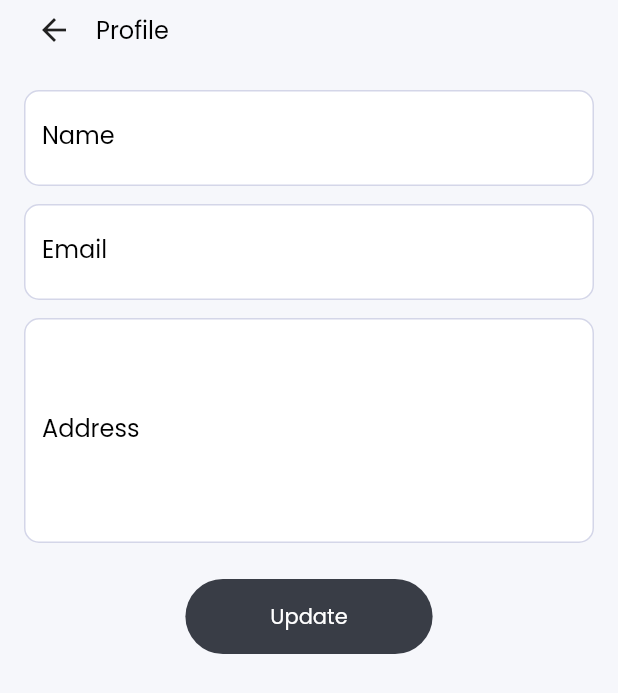
After one commit to 22shubh22/shopAt, a Flutter app: the ProfilePage screen opened directly, on a phone screen of 412 x 824 dp. The commit adds this screen. Shown: the top 693 px of the screen. Run offline on Flutter 3.47's test engine with Material 2 defaults, Android fonts, the light colour scheme and no system bars; our stand-ins replace bot_toast, cloud_firestore, dotted_border, firebase_auth, firebase_core, google_fonts; accounts and stored records are empty; network calls fail.

Commit message:
Wishlist and update profile features

```diff
--- a/lib/firebase_repository/src/firestore_service.dart
+++ b/lib/firebase_repository/src/firestore_service.dart
@@ -135,4 +135,39 @@ class FirestoreService {
     }
     return wishList;
   }
+
+  getProfileDetails() async {
+    String phoneNumber = AuthService().getPhoneNumber() ?? "";
+    var data = await _instance.collection('users').doc(phoneNumber).get();
+    String name = data.data()?['name'];
+    String email = data.data()?['email'];
+    String address = data.data()?['address'];
+    return {
+      'name': name,
+      'email': email,
+      'address': address,
+    };
+  }
+
+  updateProfileDetails({
+    required String name,
+    required String email,
+    required String address,
+  }) async {
+    String phoneNumber = AuthService().getPhoneNumber() ?? "";
+    try {
+      await _instance.collection('users').doc(phoneNumber).update({
+        'name': name,
+        'email': email,
+        'address': address,
+      });
+      print("Profile details updated");
+
+      BotToast.showText(text: "Profile details updated");
+    } catch (e) {
+      print("error while updating profile : $e");
+
+      BotToast.showText(text: "Cannot update your details");
+    }
+  }
 }
--- a/lib/screens/description_page.dart
+++ b/lib/screens/description_page.dart
@@ -82,7 +82,9 @@ class _DescriptionPageState extends State<DescriptionPage> {
         ),
         body: _isLoading
             ? Center(
-                child: CircularProgressIndicator(),
+                child: CircularProgressIndicator(
+                  valueColor: new AlwaysStoppedAnimation<Color>(Colors.black),
+                ),
               )
             : Stack(
                 children: [
--- /dev/null
+++ b/lib/screens/profile.dart
@@ -0,0 +1,271 @@
+import 'package:bot_toast/bot_toast.dart';
+import 'package:flutter/material.dart';
+import 'package:shopat/firebase_repository/src/firestore_service.dart';
+import 'package:shopat/global/colors.dart';
+
+class ProfilePage extends StatefulWidget {
+  const ProfilePage({Key? key}) : super(key: key);
+
+  @override
+  _ProfilePageState createState() => _ProfilePageState();
+}
+
+class _ProfilePageState extends State<ProfilePage> {
+  final TextEditingController _nameController = TextEditingController();
+  final TextEditingController _emailController = TextEditingController();
+  final TextEditingController _addressController = TextEditingController();
+
+  late String name, email, address;
+
+  bool _isLoading = false;
+  bool _isUpdating = false;
+
+  Future<void> getProfileDetails() async {
+    setState(() {
+      _isLoading = true;
+    });
+    var pList = await FirestoreService().getProfileDetails();
+
+    setState(() {
+      _nameController.text = name = pList['name'];
+      _emailController.text = email = pList['email'];
+      _addressController.text = address = pList['address'];
+      _isLoading = false;
+    });
+  }
+
+  @override
+  void initState() {
+    getProfileDetails();
+    super.initState();
+  }
+
+  @override
+  Widget build(BuildContext context) {
+    return Scaffold(
+      backgroundColor: AppColors.backgroundColorLight,
+      body: SafeArea(
+        child: Column(
+          children: [
+            Container(
+              child: Padding(
+                padding: const EdgeInsets.all(8.0),
+                child: Row(
+                  children: [
+                    SizedBox(
+                      width: 16.0,
+                    ),
+                    InkWell(
+                      onTap: () {
+                        Navigator.pop(context);
+                      },
+                      child: Icon(Icons.arrow_back),
+                    ),
+                    SizedBox(
+                      width: 16.0,
+                    ),
+                    Text(
+                      'Profile',
+                      style: TextStyle(
+                        color: Colors.black,
+                        fontFamily: "Poppins",
+                        fontWeight: FontWeight.w400,
+                        fontSize: 16.0,
+                      ),
+                    )
+                  ],
+                ),
+              ),
+            ),
+            SizedBox(
+              height: 8.0,
+            ),
+            // Expanded(),
+            _isLoading
+                ? Expanded(
+                    child: Center(
+                        child: CircularProgressIndicator(
+                    valueColor: new AlwaysStoppedAnimation<Color>(Colors.black),
+                  )))
+                : Column(
+                    mainAxisAlignment: MainAxisAlignment.center,
+                    children: [
+                      SizedBox(
+                        height: 12.0,
+                      ),
+                      Padding(
+                        padding: const EdgeInsets.symmetric(horizontal: 16.0),
+                        child: TextField(
+                          style: TextStyle(
+                            fontFamily: "Poppins",
+                          ),
+                          decoration: InputDecoration(
+                            hintText: "Enter your name",
+                            labelText: "Name",
+                            hintStyle: TextStyle(
+                              fontFamily: "Poppins",
+                              color: const Color(0xFF393D4699),
+                            ),
+                            labelStyle: TextStyle(
+                              fontFamily: "Poppins",
+                              color: Colors.black,
+                            ),
+                            fillColor: Colors.white,
+                            filled: true,
+                            enabledBorder: OutlineInputBorder(
+                              borderSide: BorderSide(
+                                color: Color(0xFF393D4699),
+                              ),
+                              borderRadius: BorderRadius.circular(10.0),
+                            ),
+                            focusedBorder: OutlineInputBorder(
+                              borderSide: BorderSide(
+                                color: Color(0xFF393D4699),
+                              ),
+                              borderRadius: BorderRadius.circular(10.0),
+                            ),
+                          ),
+                          controller: _nameController,
+                        ),
+                      ),
+                      SizedBox(
+                        height: 12.0,
+                      ),
+                      Padding(
+                        padding: const EdgeInsets.symmetric(horizontal: 16.0),
+                        child: TextField(
+                          style: TextStyle(
+                            fontFamily: "Poppins",
+                          ),
+                          decoration: InputDecoration(
+                            hintText: "Enter your email",
+                            labelText: "Email",
+                            hintStyle: TextStyle(
+                              fontFamily: "Poppins",
+                              color: const Color(0xFF393D4699),
+                            ),
+                            labelStyle: TextStyle(
+                              fontFamily: "Poppins",
+                              color: Colors.black,
+                            ),
+                            fillColor: Colors.white,
+                            filled: true,
+                            enabledBorder: OutlineInputBorder(
+                              borderSide: BorderSide(
+                                color: Color(0xFF393D4699),
+                              ),
+                              borderRadius: BorderRadius.circular(10.0),
+                            ),
+                            focusedBorder: OutlineInputBorder(
+                              borderSide: BorderSide(
+                                color: Color(0xFF393D4699),
+                              ),
+                              borderRadius: BorderRadius.circular(10.0),
+                            ),
+                          ),
+                          controller: _emailController,
+                        ),
+                      ),
+                      SizedBox(
+                        height: 12.0,
+                      ),
+                      Padding(
+                        padding: const EdgeInsets.symmetric(horizontal: 16.0),
+                        child: TextField(
+                          style: TextStyle(
+                            fontFamily: "Poppins",
+                          ),
+                          maxLines: 5,
+                          decoration: InputDecoration(
+                            hintText: "Enter your address",
+                            labelText: "Address",
+                            hintStyle: TextStyle(
+                              fontFamily: "Poppins",
+                              color: const Color(0xFF393D4699),
+                            ),
+                            labelStyle: TextStyle(
+                              fontFamily: "Poppins",
+                              color: Colors.black,
+                            ),
+                            fillColor: Colors.white,
+                            filled: true,
+                            enabledBorder: OutlineInputBorder(
+                              borderSide: BorderSide(
+                                color: Color(0xFF393D4699),
+                              ),
+                              borderRadius: BorderRadius.circular(10.0),
+                            ),
+                            focusedBorder: OutlineInputBorder(
+                              borderSide: BorderSide(
+                                color: Color(0xFF393D4699),
+                              ),
+                              borderRadius: BorderRadius.circular(10.0),
+                            ),
+                          ),
+                          controller: _addressController,
+                        ),
+                      ),
+                      SizedBox(
+                        height: 24.0,
+                      ),
+                      InkWell(
+                        onTap: () async {
+                          if (_nameController.text.length > 0 &&
+                              _emailController.text.length > 0 &&
+                              _addressController.text.length > 0) {
+                            setState(() {
+                              _isUpdating = true;
+                            });
+                            await FirestoreService().updateProfileDetails(
+                              name: _nameController.text,
+                              email: _emailController.text,
+                              address: _addressController.text,
+                            );
+                            setState(() {
+                              _isUpdating = false;
+                            });
+                            Navigator.of(context).pop('success');
+                          } else {
+                            BotToast.showText(text: "Details cannot be empty");
+                          }
+                        },
+                        child: Container(
+                          padding: EdgeInsets.symmetric(vertical: 15),
+                          width: MediaQuery.of(context).size.width * 0.40,
+                          height: 50.0,
+                          decoration: BoxDecoration(
+                            color: AppColors.accentColor,
+                            borderRadius: BorderRadius.circular(30),
+                          ),
+                          child: Center(
+                            child: Row(
+                              mainAxisAlignment: MainAxisAlignment.center,
+                              children: [
+                                _isUpdating
+                                    ? Text(
+                                        "Updating ....",
+                                        style: TextStyle(
+                                          fontFamily: "Poppins",
+                                          color: Colors.white,
+                                        ),
+                                      )
+                                    : Text(
+                                        "Update",
+                                        style: TextStyle(
+                                          fontFamily: "Poppins",
+                                          color: Colors.white,
+                                        ),
+                                      ),
+                              ],
+                            ),
+                          ),
+                        ),
+                      ),
+                    ],
+                  )
+          ],
+        ),
+      ),
+    );
+  }
+}
--- a/lib/widgets/productcard.dart
+++ b/lib/widgets/productcard.dart
@@ -147,7 +147,8 @@ class _ProductCardState extends State<ProductCard> {
                         ),
                       ),
                     ],
-                  )
+                  ),
+                  SizedBox(height: 8.0),
                 ],
               ),
             ],
```
Also changed, not shown: lib/screens/home_page.dart (+24 -5 lines), lib/screens/profile_settings_page.dart (+92 -8 lines), lib/screens/wishlist_page.dart (+28 -18 lines).
